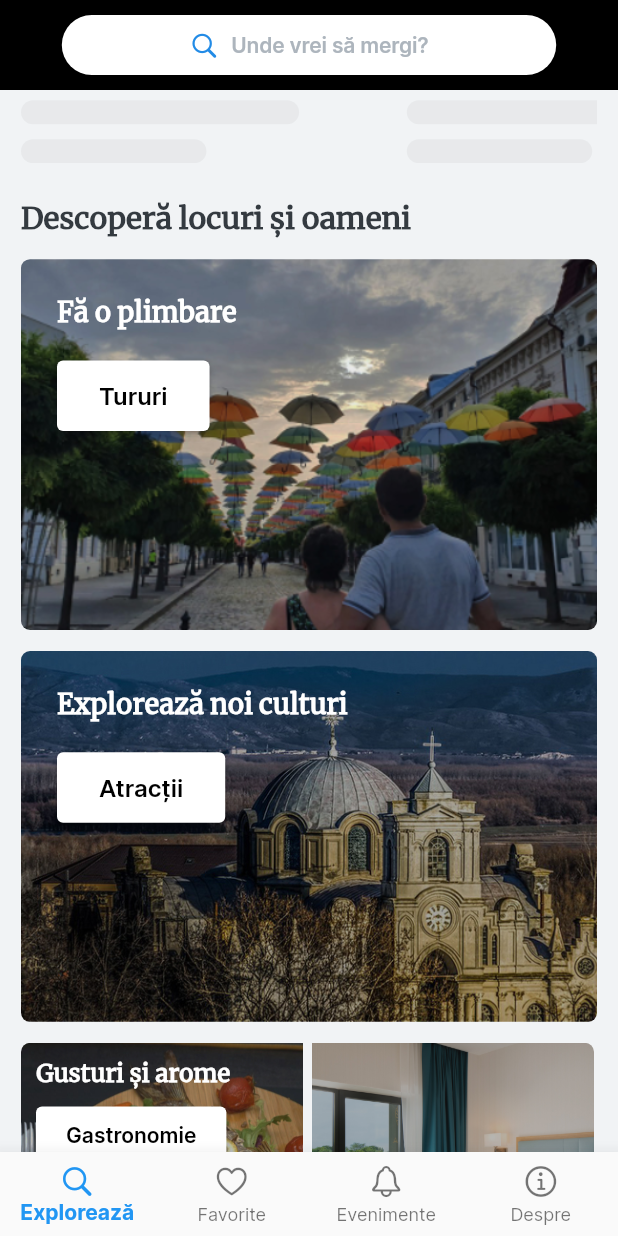
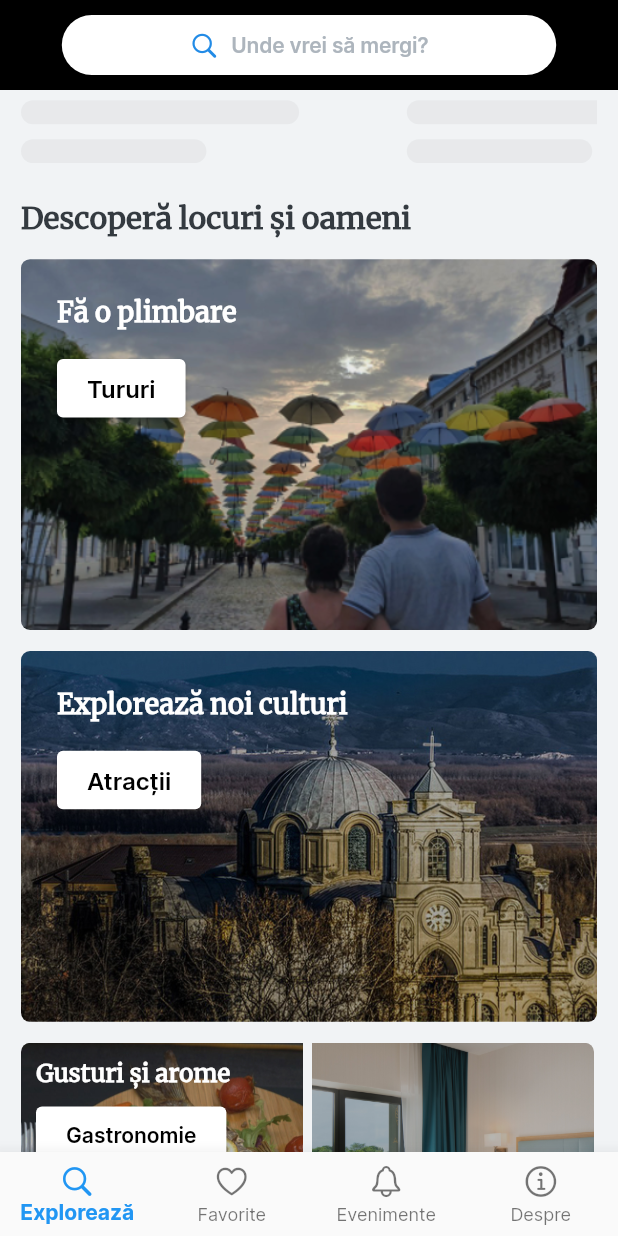
Before and after one commit to MoryokaV/Visit-Braila, a Flutter app: the screen it shows after launch, scrolled down 576 dp, on a phone screen of 412 x 824 dp. Run offline on Flutter 3.47's test engine with Material 2 defaults, Android fonts, the phone set to English and light mode, and no system bars; our stand-ins replace cached_network_image, connectivity_plus, firebase_core, firebase_dynamic_links, firebase_messaging, flutter_blurhash and 7 more; missing offline and left inert: app_settings, map_launcher; accounts and stored records are empty; generated files the repository leaves out were written again; network calls fail; statements that could not run were skipped.

Commit message:
fix some appearance issues

```diff
--- a/lib/views/about_view.dart
+++ b/lib/views/about_view.dart
@@ -310,7 +310,7 @@ class _AboutViewState extends State<AboutView> with TickerProviderStateMixin {
                               spacing: 4,
                               children: [
                                 SvgPicture.asset(
-                                  "assets/icons/link-outline.svg",
+                                  "assets/icons/logo-facebook.svg",
                                   width: 20,
                                   colorFilter: ColorFilter.mode(kDisabledIconColor, BlendMode.srcIn),
                                 ),
--- a/lib/views/home_view.dart
+++ b/lib/views/home_view.dart
@@ -256,14 +256,14 @@ class HomeView extends StatelessWidget {
                                               ),
                                         ),
                                         const SizedBox(
-                                          height: 20,
+                                          height: 15,
                                         ),
                                         ElevatedButton(
                                           onPressed: () => Navigator.pushNamed(context, "/alltours"),
                                           style: ElevatedButton.styleFrom(
                                             padding: const EdgeInsets.symmetric(
-                                              horizontal: 28,
-                                              vertical: 14,
+                                              horizontal: 20,
+                                              vertical: 10,
                                             ),
                                             backgroundColor: Colors.white,
                                             foregroundColor: Colors.black,
@@ -302,14 +302,14 @@ class HomeView extends StatelessWidget {
                                               ),
                                         ),
                                         const SizedBox(
-                                          height: 20,
+                                          height: 15,
                                         ),
                                         ElevatedButton(
                                           onPressed: () => Navigator.pushNamed(context, "/allsights"),
                                           style: ElevatedButton.styleFrom(
                                             padding: const EdgeInsets.symmetric(
-                                              horizontal: 28,
-                                              vertical: 14,
+                                              horizontal: 20,
+                                              vertical: 10,
                                             ),
                                             backgroundColor: Colors.white,
                                             foregroundColor: Colors.black,
```
